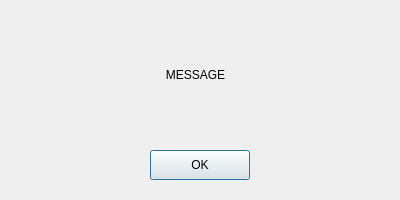
The window that src/mvrgx/gui/asset/dialog_ok.ui (svioletg/mvrgx) describes before a commit, drawn with Qt 5.
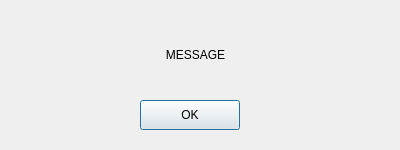
The same window after the commit.

```diff
--- a/src/mvrgx/gui/asset/dialog_ok.ui
+++ b/src/mvrgx/gui/asset/dialog_ok.ui
@@ -7,7 +7,7 @@
     <x>0</x>
     <y>0</y>
     <width>400</width>
-    <height>200</height>
+    <height>150</height>
    </rect>
   </property>
   <property name="windowTitle">
@@ -19,7 +19,7 @@
      <x>20</x>
      <y>20</y>
      <width>351</width>
-     <height>110</height>
+     <height>70</height>
     </rect>
    </property>
    <property name="text">
@@ -35,8 +35,8 @@
   <widget class="QPushButton" name="pushButtonOK">
    <property name="geometry">
     <rect>
-     <x>150</x>
-     <y>150</y>
+     <x>140</x>
+     <y>100</y>
      <width>100</width>
      <height>30</height>
     </rect>
```
